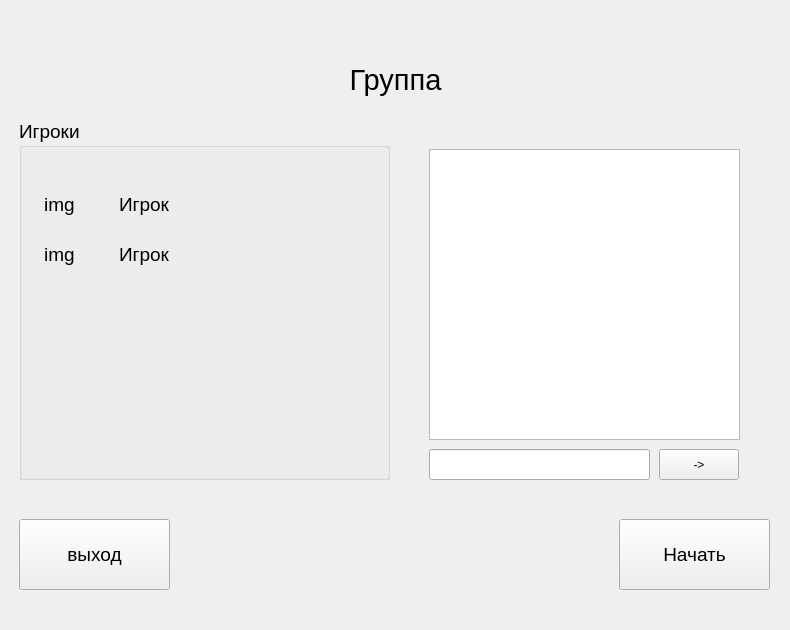
The window that client/client_0.0.1/untitled1/form_create_group.ui (den-Master-2040/project_new_network) describes before a commit, drawn with Qt 5.
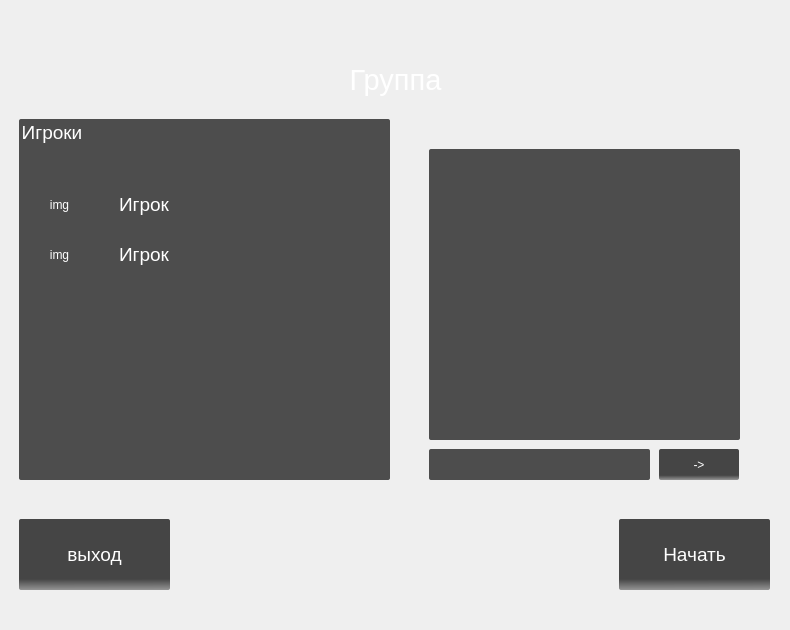
The same window after the commit. The open tabs and pages were chosen to show the change.

```diff
--- a/client/client_0.0.1/untitled1/form_create_group.ui
+++ b/client/client_0.0.1/untitled1/form_create_group.ui
@@ -160,6 +160,9 @@
        <pointsize>22</pointsize>
       </font>
      </property>
+     <property name="styleSheet">
+      <string notr="true">color:white;</string>
+     </property>
      <property name="text">
       <string>Группа</string>
      </property>
@@ -167,16 +170,6 @@
       <set>Qt::AlignCenter</set>
      </property>
     </widget>
-    <widget class="QTextEdit" name="textEdit">
-     <property name="geometry">
-      <rect>
-       <x>420</x>
-       <y>140</y>
-       <width>311</width>
-       <height>291</height>
-      </rect>
-     </property>
-    </widget>
     <widget class="QLineEdit" name="lineEdit_3">
      <property name="geometry">
       <rect>
@@ -186,6 +179,12 @@
        <height>31</height>
       </rect>
      </property>
+     <property name="styleSheet">
+      <string notr="true">background-color: rgb(77, 77, 77);
+color:white;
+font: &quot;Arial&quot;;
+border-radius: 2px;</string>
+     </property>
     </widget>
     <widget class="QPushButton" name="pushButton">
      <property name="geometry">
@@ -196,6 +195,12 @@
        <height>31</height>
       </rect>
      </property>
+     <property name="styleSheet">
+      <string notr="true">background-color:qlineargradient(spread:pad, x1:0.494, y1:0.846136, x2:0.494382, y2:1, stop:0 rgba(69, 69, 69, 255), stop:1 rgba(149, 149, 149, 255));
+color:white;
+font: &quot;Arial&quot;;
+border-radius: 2px;</string>
+     </property>
      <property name="text">
       <string>-&gt;</string>
      </property>
@@ -212,8 +217,17 @@
      <property name="font">
       <font>
        <pointsize>14</pointsize>
+       <weight>50</weight>
+       <italic>false</italic>
+       <bold>false</bold>
       </font>
      </property>
+     <property name="styleSheet">
+      <string notr="true">background-color: rgb(77, 77, 77);
+color:white;
+font: &quot;Arial&quot;;
+border-radius: 2px;</string>
+     </property>
      <property name="title">
       <string>Игроки</string>
      </property>
@@ -229,6 +243,9 @@
       <property name="font">
        <font>
         <pointsize>14</pointsize>
+        <weight>50</weight>
+        <italic>false</italic>
+        <bold>false</bold>
        </font>
       </property>
       <property name="text">
@@ -263,6 +280,9 @@
       <property name="font">
        <font>
         <pointsize>14</pointsize>
+        <weight>50</weight>
+        <italic>false</italic>
+        <bold>false</bold>
        </font>
       </property>
       <property name="text">
@@ -298,8 +318,17 @@
      <property name="font">
       <font>
        <pointsize>14</pointsize>
+       <weight>50</weight>
+       <italic>false</italic>
+       <bold>false</bold>
       </font>
      </property>
+     <property name="styleSheet">
+      <string notr="true">background-color:qlineargradient(spread:pad, x1:0.494, y1:0.846136, x2:0.494382, y2:1, stop:0 rgba(69, 69, 69, 255), stop:1 rgba(149, 149, 149, 255));
+color:white;
+font: &quot;Arial&quot;;
+border-radius: 2px;</string>
+     </property>
      <property name="text">
       <string>Начать</string>
      </property>
@@ -316,12 +345,42 @@
      <property name="font">
       <font>
        <pointsize>14</pointsize>
+       <weight>50</weight>
+       <italic>false</italic>
+       <bold>false</bold>
       </font>
      </property>
+     <property name="autoFillBackground">
+      <bool>true</bool>
+     </property>
+     <property name="styleSheet">
+      <string notr="true">background-color:rgb(99, 99, 99);background-color:qlineargradient(spread:pad, x1:0.494, y1:0.846136, x2:0.494382, y2:1, stop:0 rgba(69, 69, 69, 255), stop:1 rgba(149, 149, 149, 255));
+color:white;
+font: &quot;Arial&quot;;
+border-radius: 2px;color:white;
+font: &quot;Arial&quot;;
+border-radius: 2px;</string>
+     </property>
      <property name="text">
       <string>выход</string>
      </property>
     </widget>
+    <widget class="QTextBrowser" name="textBrowser">
+     <property name="geometry">
+      <rect>
+       <x>420</x>
+       <y>140</y>
+       <width>311</width>
+       <height>291</height>
+      </rect>
+     </property>
+     <property name="styleSheet">
+      <string notr="true">background-color: rgb(77, 77, 77);
+color:white;
+font: &quot;Arial&quot;;
+border-radius: 2px;</string>
+     </property>
+    </widget>
    </widget>
   </widget>
  </widget>
```
Left out of the diff: 64 changed lines with no effect on the pictures.
